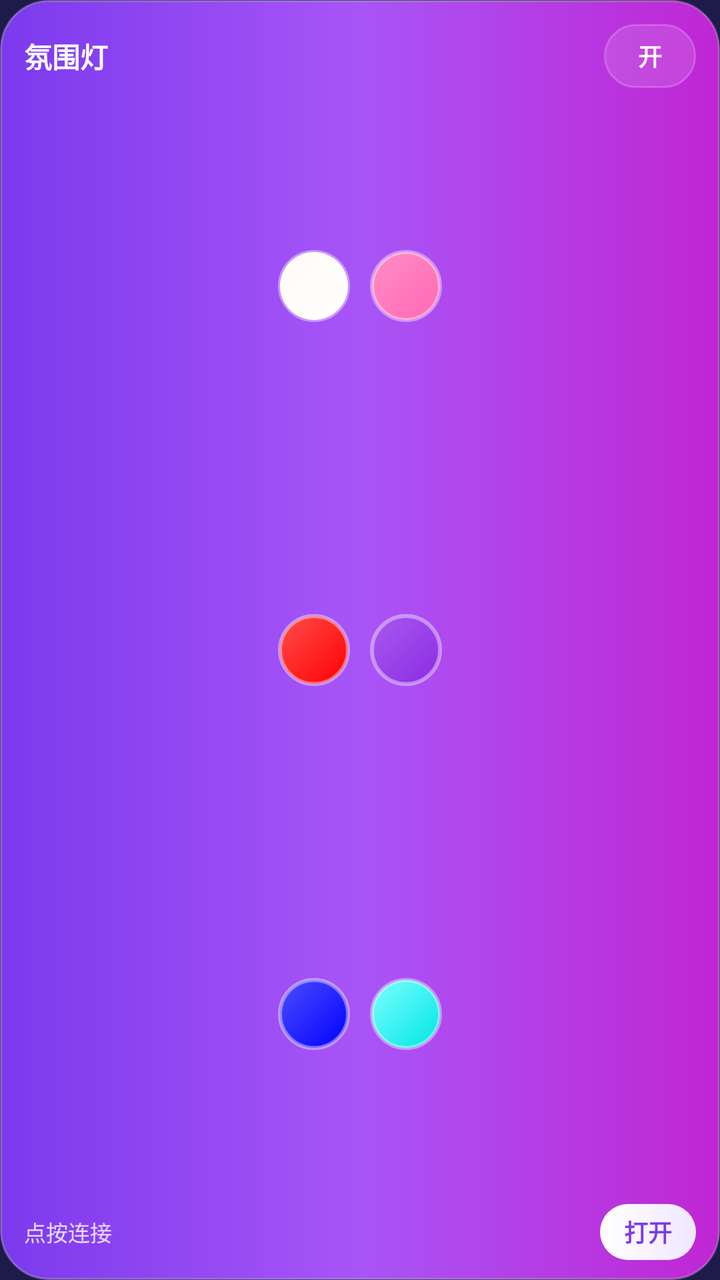
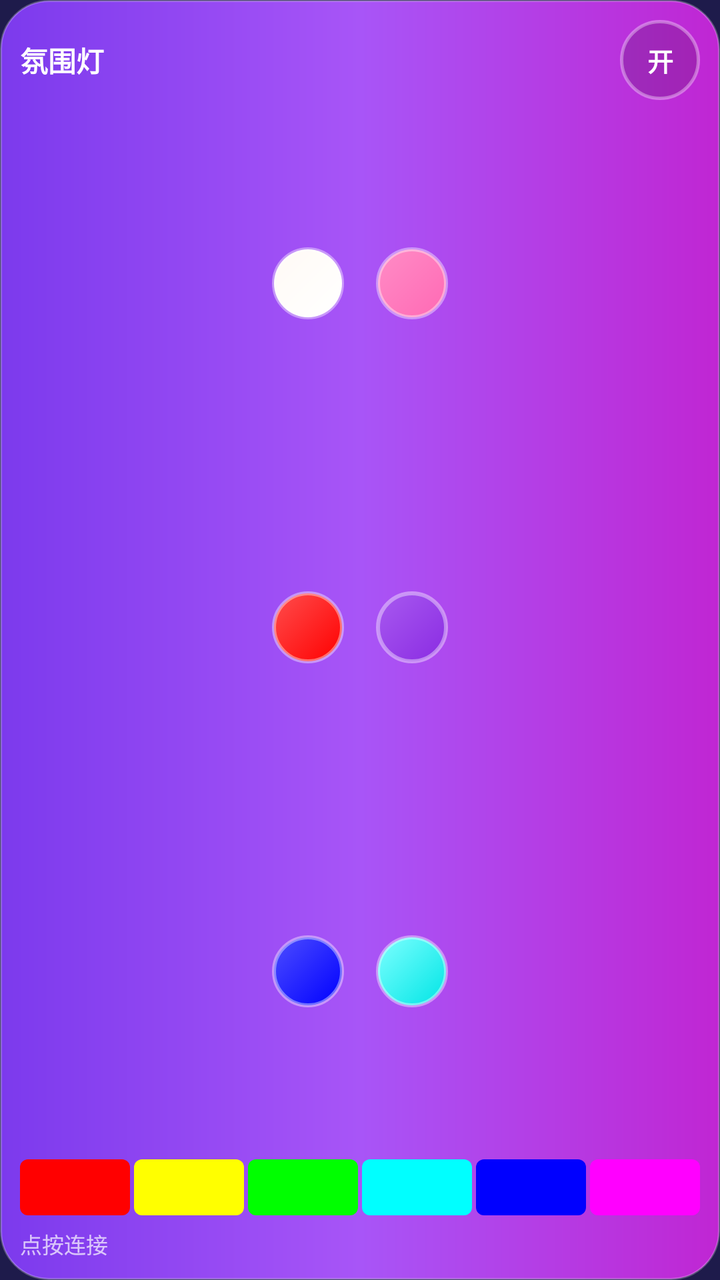

Screens rendered from an Android XML layout before and after an edit, with the pre-edit source and the edit as a unified diff.
<!-- AndroidManifest.xml: application theme Theme.AmbientLamp -->
<!-- res/layout/widget_tall.xml -->
<?xml version="1.0" encoding="utf-8"?>
<LinearLayout xmlns:android="http://schemas.android.com/apk/res/android"
    android:id="@+id/widget_root"
    android:layout_width="match_parent"
    android:layout_height="match_parent"
    android:background="@drawable/widget_bg"
    android:orientation="vertical"
    android:paddingStart="12dp"
    android:paddingTop="12dp"
    android:paddingEnd="12dp"
    android:paddingBottom="10dp">

    <LinearLayout
        android:layout_width="match_parent"
        android:layout_height="wrap_content"
        android:gravity="center_vertical"
        android:orientation="horizontal">

        <TextView
            android:id="@+id/widget_title"
            android:layout_width="0dp"
            android:layout_height="wrap_content"
            android:layout_weight="1"
            android:maxLines="1"
            android:text="@string/widget_title"
            android:textColor="#FFFFFFFF"
            android:textSize="14sp"
            android:textStyle="bold" />

        <TextView
            android:id="@+id/widget_power"
            android:layout_width="wrap_content"
            android:layout_height="32dp"
            android:background="@drawable/widget_pill"
            android:gravity="center"
            android:minWidth="46dp"
            android:paddingStart="10dp"
            android:paddingEnd="10dp"
            android:text="@string/widget_on"
            android:textColor="#FFFFFFFF"
            android:textSize="12sp"
            android:textStyle="bold" />
    </LinearLayout>

    <LinearLayout
        android:layout_width="match_parent"
        android:layout_height="0dp"
        android:layout_marginTop="8dp"
        android:layout_weight="1"
        android:gravity="center"
        android:orientation="horizontal">

        <ImageButton
            android:id="@+id/widget_color_0"
            android:layout_width="36dp"
            android:layout_height="36dp"
            android:layout_marginStart="5dp"
            android:layout_marginEnd="5dp"
            android:background="@drawable/widget_dot_white"
            android:contentDescription="@string/widget_color_white" />

        <ImageButton
            android:id="@+id/widget_color_1"
            android:layout_width="36dp"
            android:layout_height="36dp"
            android:layout_marginStart="5dp"
            android:layout_marginEnd="5dp"
            android:background="@drawable/widget_dot_pink"
            android:contentDescription="@string/widget_color_pink" />
    </LinearLayout>

    <LinearLayout
        android:layout_width="match_parent"
        android:layout_height="0dp"
        android:layout_weight="1"
        android:gravity="center"
        android:orientation="horizontal">

        <ImageButton
            android:id="@+id/widget_color_2"
            android:layout_width="36dp"
            android:layout_height="36dp"
            android:layout_marginStart="5dp"
            android:layout_marginEnd="5dp"
            android:background="@drawable/widget_dot_red"
            android:contentDescription="@string/widget_color_red" />

        <ImageButton
            android:id="@+id/widget_color_3"
            android:layout_width="36dp"
            android:layout_height="36dp"
            android:layout_marginStart="5dp"
            android:layout_marginEnd="5dp"
            android:background="@drawable/widget_dot_purple"
            android:contentDescription="@string/widget_color_purple" />
    </LinearLayout>

    <LinearLayout
        android:layout_width="match_parent"
        android:layout_height="0dp"
        android:layout_weight="1"
        android:gravity="center"
        android:orientation="horizontal">

        <ImageButton
            android:id="@+id/widget_color_4"
            android:layout_width="36dp"
            android:layout_height="36dp"
            android:layout_marginStart="5dp"
            android:layout_marginEnd="5dp"
            android:background="@drawable/widget_dot_blue"
            android:contentDescription="@string/widget_color_blue" />

        <ImageButton
            android:id="@+id/widget_color_5"
            android:layout_width="36dp"
            android:layout_height="36dp"
            android:layout_marginStart="5dp"
            android:layout_marginEnd="5dp"
            android:background="@drawable/widget_dot_cyan"
            android:contentDescription="@string/widget_color_cyan" />
    </LinearLayout>

    <LinearLayout
        android:layout_width="match_parent"
        android:layout_height="wrap_content"
        android:layout_marginTop="4dp"
        android:gravity="center_vertical"
        android:orientation="horizontal">

        <TextView
            android:id="@+id/widget_state"
            android:layout_width="0dp"
            android:layout_height="wrap_content"
            android:layout_weight="1"
            android:maxLines="1"
            android:text="@string/widget_state_connect"
            android:textColor="#CCFFFFFF"
            android:textSize="11sp" />

        <TextView
            android:id="@+id/widget_open"
            android:layout_width="wrap_content"
            android:layout_height="28dp"
            android:background="@drawable/widget_pill_accent"
            android:gravity="center"
            android:paddingStart="12dp"
            android:paddingEnd="12dp"
            android:text="@string/widget_open"
            android:textColor="#7C3AED"
            android:textSize="12sp"
            android:textStyle="bold" />
    </LinearLayout>
</LinearLayout>
<!-- resources referenced by this layout -->
<resources>
  <!-- drawable widget_dot_pink (drawable) -->
  <?xml version="1.0" encoding="utf-8"?>
  <shape xmlns:android="http://schemas.android.com/apk/res/android"
      android:shape="oval">
      <gradient
          android:angle="315"
          android:startColor="#FF8CC6"
          android:endColor="#FF69B4"
          android:type="linear" />
      <stroke
          android:width="2dp"
          android:color="#66FFFFFF" />
  </shape>
  <!-- drawable widget_dot_red (drawable) -->
  <?xml version="1.0" encoding="utf-8"?>
  <shape xmlns:android="http://schemas.android.com/apk/res/android"
      android:shape="oval">
      <gradient
          android:angle="315"
          android:startColor="#FF4D4D"
          android:endColor="#FF0000"
          android:type="linear" />
      <stroke
          android:width="2dp"
          android:color="#66FFFFFF" />
  </shape>
  <!-- drawable widget_pill (drawable) -->
  <?xml version="1.0" encoding="utf-8"?>
  <shape xmlns:android="http://schemas.android.com/apk/res/android"
      android:shape="rectangle">
      <solid android:color="#1FFFFFFF" />
      <corners android:radius="16dp" />
      <stroke
          android:width="1dp"
          android:color="#33FFFFFF" />
  </shape>
  <!-- drawable widget_pill_accent (drawable) -->
  <?xml version="1.0" encoding="utf-8"?>
  <shape xmlns:android="http://schemas.android.com/apk/res/android"
      android:shape="rectangle">
      <gradient
          android:angle="0"
          android:startColor="#FFFFFF"
          android:endColor="#F1E7FF"
          android:type="linear" />
      <corners android:radius="16dp" />
  </shape>
  <string name="widget_color_blue">蓝色</string>
  <string name="widget_color_cyan">青色</string>
  <string name="widget_color_pink">粉色</string>
  <string name="widget_color_purple">紫色</string>
  <string name="widget_color_red">红色</string>
  <string name="widget_color_white">白光</string>
  <string name="widget_on">开</string>
  <string name="widget_open">打开</string>
  <string name="widget_state_connect">点按连接</string>
  <string name="widget_title">氛围灯</string>
  <style name="Theme.AmbientLamp" parent="android:Theme.Material.NoActionBar">
          <item name="android:windowBackground">#FF1E1B4B</item>
          <item name="android:colorBackground">#FF1E1B4B</item>
          <item name="android:statusBarColor">#FF1E1B4B</item>
          <item name="android:navigationBarColor">#FF020617</item>
      </style>
  <!-- unchanged entries left out for length: 5 -->
</resources>

<!-- the commit's change to res/layout/widget_tall.xml (unified diff, before → after) -->
@@ -5,11 +5,12 @@
     android:layout_height="match_parent"
     android:background="@drawable/widget_bg"
     android:orientation="vertical"
-    android:paddingStart="12dp"
-    android:paddingTop="12dp"
-    android:paddingEnd="12dp"
+    android:paddingStart="10dp"
+    android:paddingTop="10dp"
+    android:paddingEnd="10dp"
     android:paddingBottom="10dp">
 
+    
     <LinearLayout
         android:layout_width="match_parent"
         android:layout_height="wrap_content"
@@ -29,23 +30,21 @@
 
         <TextView
             android:id="@+id/widget_power"
-            android:layout_width="wrap_content"
-            android:layout_height="32dp"
-            android:background="@drawable/widget_pill"
+            android:layout_width="40dp"
+            android:layout_height="40dp"
+            android:background="@drawable/widget_circle_off"
             android:gravity="center"
-            android:minWidth="46dp"
-            android:paddingStart="10dp"
-            android:paddingEnd="10dp"
             android:text="@string/widget_on"
             android:textColor="#FFFFFFFF"
-            android:textSize="12sp"
+            android:textSize="13sp"
             android:textStyle="bold" />
     </LinearLayout>
 
+    
     <LinearLayout
         android:layout_width="match_parent"
         android:layout_height="0dp"
-        android:layout_marginTop="8dp"
+        android:layout_marginTop="6dp"
         android:layout_weight="1"
         android:gravity="center"
         android:orientation="horizontal">
@@ -54,8 +53,6 @@
             android:id="@+id/widget_color_0"
             android:layout_width="36dp"
             android:layout_height="36dp"
-            android:layout_marginStart="5dp"
-            android:layout_marginEnd="5dp"
             android:background="@drawable/widget_dot_white"
             android:contentDescription="@string/widget_color_white" />
 
@@ -63,8 +60,7 @@
             android:id="@+id/widget_color_1"
             android:layout_width="36dp"
             android:layout_height="36dp"
-            android:layout_marginStart="5dp"
-            android:layout_marginEnd="5dp"
+            android:layout_marginStart="16dp"
             android:background="@drawable/widget_dot_pink"
             android:contentDescription="@string/widget_color_pink" />
     </LinearLayout>
@@ -80,8 +76,6 @@
             android:id="@+id/widget_color_2"
             android:layout_width="36dp"
             android:layout_height="36dp"
-            android:layout_marginStart="5dp"
-            android:layout_marginEnd="5dp"
             android:background="@drawable/widget_dot_red"
             android:contentDescription="@string/widget_color_red" />
 
@@ -89,8 +83,7 @@
             android:id="@+id/widget_color_3"
             android:layout_width="36dp"
             android:layout_height="36dp"
-            android:layout_marginStart="5dp"
-            android:layout_marginEnd="5dp"
+            android:layout_marginStart="16dp"
             android:background="@drawable/widget_dot_purple"
             android:contentDescription="@string/widget_color_purple" />
     </LinearLayout>
@@ -106,8 +99,6 @@
             android:id="@+id/widget_color_4"
             android:layout_width="36dp"
             android:layout_height="36dp"
-            android:layout_marginStart="5dp"
-            android:layout_marginEnd="5dp"
             android:background="@drawable/widget_dot_blue"
             android:contentDescription="@string/widget_color_blue" />
 
@@ -115,40 +106,79 @@
             android:id="@+id/widget_color_5"
             android:layout_width="36dp"
             android:layout_height="36dp"
-            android:layout_marginStart="5dp"
-            android:layout_marginEnd="5dp"
+            android:layout_marginStart="16dp"
             android:background="@drawable/widget_dot_cyan"
             android:contentDescription="@string/widget_color_cyan" />
     </LinearLayout>
 
+    
     <LinearLayout
         android:layout_width="match_parent"
-        android:layout_height="wrap_content"
-        android:layout_marginTop="4dp"
-        android:gravity="center_vertical"
+        android:layout_height="28dp"
+        android:layout_marginTop="8dp"
         android:orientation="horizontal">
 
-        <TextView
-            android:id="@+id/widget_state"
+        <ImageButton
+            android:id="@+id/widget_hue_0"
             android:layout_width="0dp"
-            android:layout_height="wrap_content"
+            android:layout_height="match_parent"
             android:layout_weight="1"
-            android:maxLines="1"
-            android:text="@string/widget_state_connect"
-            android:textColor="#CCFFFFFF"
-            android:textSize="11sp" />
+            android:background="@drawable/widget_hue_0"
+            android:contentDescription="@string/widget_hue_red" />
 
-        <TextView
-            android:id="@+id/widget_open"
-            android:layout_width="wrap_content"
-            android:layout_height="28dp"
-            android:background="@drawable/widget_pill_accent"
-            android:gravity="center"
-            android:paddingStart="12dp"
-            android:paddingEnd="12dp"
-            android:text="@string/widget_open"
-            android:textColor="#7C3AED"
-            android:textSize="12sp"
-            android:textStyle="bold" />
+        <ImageButton
+            android:id="@+id/widget_hue_1"
+            android:layout_width="0dp"
+            android:layout_height="match_parent"
+            android:layout_marginStart="2dp"
+            android:layout_weight="1"
+            android:background="@drawable/widget_hue_2"
+            android:contentDescription="@string/widget_hue_yellow" />
+
+        <ImageButton
+            android:id="@+id/widget_hue_2"
+            android:layout_width="0dp"
+            android:layout_height="match_parent"
+            android:layout_marginStart="2dp"
+            android:layout_weight="1"
+            android:background="@drawable/widget_hue_4"
+            android:contentDescription="@string/widget_hue_green" />
+
+        <ImageButton
+            android:id="@+id/widget_hue_3"
+            android:layout_width="0dp"
+            android:layout_height="match_parent"
+            android:layout_marginStart="2dp"
+            android:layout_weight="1"
+            android:background="@drawable/widget_hue_6"
+            android:contentDescription="@string/widget_hue_cyan" />
+
+        <ImageButton
+            android:id="@+id/widget_hue_4"
+            android:layout_width="0dp"
+            android:layout_height="match_parent"
+            android:layout_marginStart="2dp"
+            android:layout_weight="1"
+            android:background="@drawable/widget_hue_8"
+            android:contentDescription="@string/widget_hue_blue" />
+
+        <ImageButton
+            android:id="@+id/widget_hue_5"
+            android:layout_width="0dp"
+            android:layout_height="match_parent"
+            android:layout_marginStart="2dp"
+            android:layout_weight="1"
+            android:background="@drawable/widget_hue_10"
+            android:contentDescription="@string/widget_hue_magenta" />
     </LinearLayout>
+
+    <TextView
+        android:id="@+id/widget_state"
+        android:layout_width="match_parent"
+        android:layout_height="wrap_content"
+        android:layout_marginTop="6dp"
+        android:maxLines="1"
+        android:text="@string/widget_state_connect"
+        android:textColor="#B3FFFFFF"
+        android:textSize="11sp" />
 </LinearLayout>
<!-- resource entries referenced after the edit -->
@@ -1,5 +1,14 @@
 <!-- resources referenced by this layout -->
 <resources>
+  <!-- drawable widget_circle_off (drawable) -->
+  <?xml version="1.0" encoding="utf-8"?>
+  <shape xmlns:android="http://schemas.android.com/apk/res/android"
+      android:shape="oval">
+      <solid android:color="#26000000" />
+      <stroke
+          android:width="1.5dp"
+          android:color="#59FFFFFF" />
+  </shape>
   <!-- drawable widget_dot_pink (drawable) -->
   <?xml version="1.0" encoding="utf-8"?>
   <shape xmlns:android="http://schemas.android.com/apk/res/android"
@@ -26,26 +35,47 @@
           android:width="2dp"
           android:color="#66FFFFFF" />
   </shape>
-  <!-- drawable widget_pill (drawable) -->
+  <!-- drawable widget_hue_0 (drawable) -->
   <?xml version="1.0" encoding="utf-8"?>
   <shape xmlns:android="http://schemas.android.com/apk/res/android"
       android:shape="rectangle">
-      <solid android:color="#1FFFFFFF" />
-      <corners android:radius="16dp" />
-      <stroke
-          android:width="1dp"
-          android:color="#33FFFFFF" />
+      <solid android:color="#FF0000" />
+      <corners android:radius="4dp" />
   </shape>
-  <!-- drawable widget_pill_accent (drawable) -->
+  <!-- drawable widget_hue_10 (drawable) -->
   <?xml version="1.0" encoding="utf-8"?>
   <shape xmlns:android="http://schemas.android.com/apk/res/android"
       android:shape="rectangle">
-      <gradient
-          android:angle="0"
-          android:startColor="#FFFFFF"
-          android:endColor="#F1E7FF"
-          android:type="linear" />
-      <corners android:radius="16dp" />
+      <solid android:color="#FF00FF" />
+      <corners android:radius="4dp" />
+  </shape>
+  <!-- drawable widget_hue_2 (drawable) -->
+  <?xml version="1.0" encoding="utf-8"?>
+  <shape xmlns:android="http://schemas.android.com/apk/res/android"
+      android:shape="rectangle">
+      <solid android:color="#FFFF00" />
+      <corners android:radius="4dp" />
+  </shape>
+  <!-- drawable widget_hue_4 (drawable) -->
+  <?xml version="1.0" encoding="utf-8"?>
+  <shape xmlns:android="http://schemas.android.com/apk/res/android"
+      android:shape="rectangle">
+      <solid android:color="#00FF00" />
+      <corners android:radius="4dp" />
+  </shape>
+  <!-- drawable widget_hue_6 (drawable) -->
+  <?xml version="1.0" encoding="utf-8"?>
+  <shape xmlns:android="http://schemas.android.com/apk/res/android"
+      android:shape="rectangle">
+      <solid android:color="#00FFFF" />
+      <corners android:radius="4dp" />
+  </shape>
+  <!-- drawable widget_hue_8 (drawable) -->
+  <?xml version="1.0" encoding="utf-8"?>
+  <shape xmlns:android="http://schemas.android.com/apk/res/android"
+      android:shape="rectangle">
+      <solid android:color="#0000FF" />
+      <corners android:radius="4dp" />
   </shape>
   <string name="widget_color_blue">蓝色</string>
   <string name="widget_color_cyan">青色</string>
@@ -53,8 +83,13 @@
   <string name="widget_color_purple">紫色</string>
   <string name="widget_color_red">红色</string>
   <string name="widget_color_white">白光</string>
+  <string name="widget_hue_blue">色带 · 蓝</string>
+  <string name="widget_hue_cyan">色带 · 青</string>
+  <string name="widget_hue_green">色带 · 绿</string>
+  <string name="widget_hue_magenta">色带 · 品红</string>
+  <string name="widget_hue_red">色带 · 红</string>
+  <string name="widget_hue_yellow">色带 · 黄</string>
   <string name="widget_on">开</string>
-  <string name="widget_open">打开</string>
   <string name="widget_state_connect">点按连接</string>
   <string name="widget_title">氛围灯</string>
   <style name="Theme.AmbientLamp" parent="android:Theme.Material.NoActionBar">
